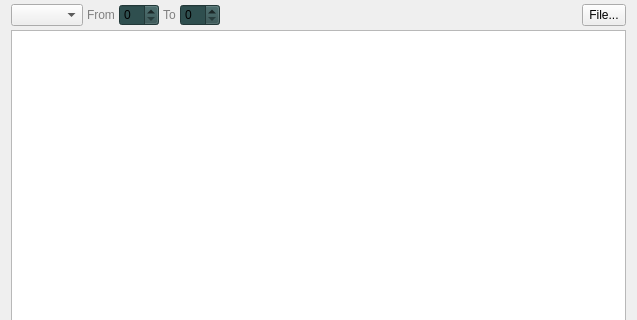
This is memorywidget.ui in rjaremczak/mo65x as Qt 5 draws it before an edit; both pictures show x 0 to 637 and y 0 to 320 of the 637 by 464 pixel window. The edited form follows.
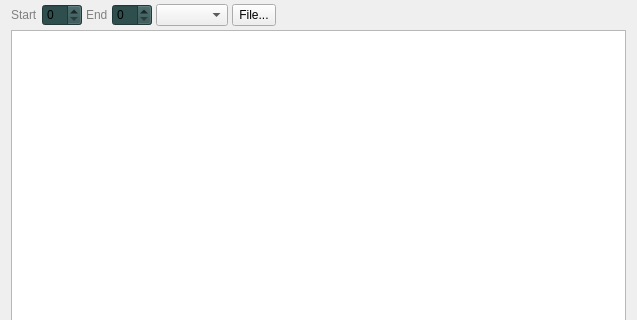
This is the edited form. Custom widgets are drawn as their Qt base class.

Patch:
```diff
--- a/memorywidget.ui
+++ b/memorywidget.ui
@@ -23,15 +23,12 @@
    <item>
     <layout class="QHBoxLayout" name="horizontalLayout">
      <item>
-      <widget class="QComboBox" name="operationSelector"/>
-     </item>
-     <item>
-      <widget class="QLabel" name="fromLabel">
+      <widget class="QLabel" name="startLabel">
        <property name="styleSheet">
         <string notr="true">color:gray</string>
        </property>
        <property name="text">
-        <string>From</string>
+        <string>Start</string>
        </property>
       </widget>
      </item>
@@ -54,7 +51,7 @@
         <string notr="true">color:gray</string>
        </property>
        <property name="text">
-        <string>To</string>
+        <string>End</string>
        </property>
       </widget>
      </item>
@@ -71,6 +68,22 @@
        </property>
       </widget>
      </item>
+     <item>
+      <widget class="QComboBox" name="operationSelector"/>
+     </item>
+     <item>
+      <widget class="QToolButton" name="executeOperation">
+       <property name="sizePolicy">
+        <sizepolicy hsizetype="Preferred" vsizetype="Preferred">
+         <horstretch>0</horstretch>
+         <verstretch>0</verstretch>
+        </sizepolicy>
+       </property>
+       <property name="text">
+        <string>File...</string>
+       </property>
+      </widget>
+     </item>
      <item>
       <spacer name="horizontalSpacer">
        <property name="orientation">
@@ -84,19 +97,6 @@
        </property>
       </spacer>
      </item>
-     <item>
-      <widget class="QToolButton" name="executeOperation">
-       <property name="sizePolicy">
-        <sizepolicy hsizetype="Preferred" vsizetype="Preferred">
-         <horstretch>0</horstretch>
-         <verstretch>0</verstretch>
-        </sizepolicy>
-       </property>
-       <property name="text">
-        <string>File...</string>
-       </property>
-      </widget>
-     </item>
     </layout>
    </item>
    <item>
```
Left out of the diff: 12 changed lines with no effect on the pictures.
